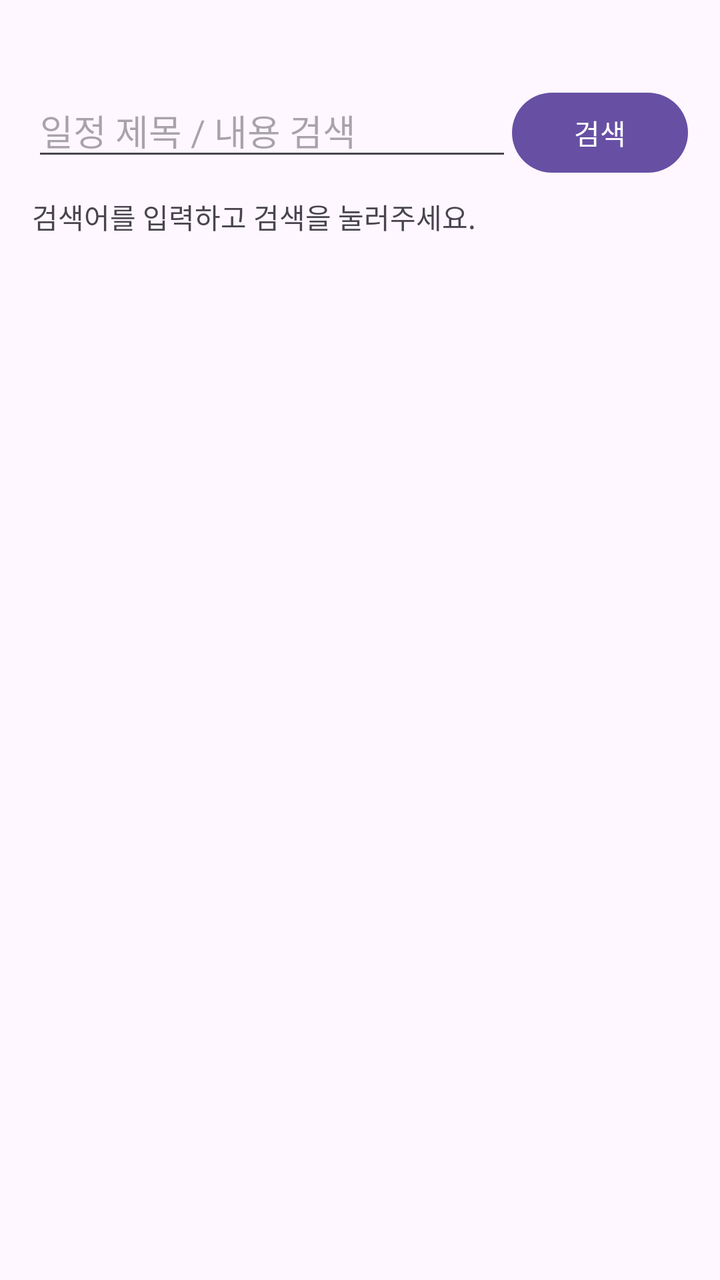
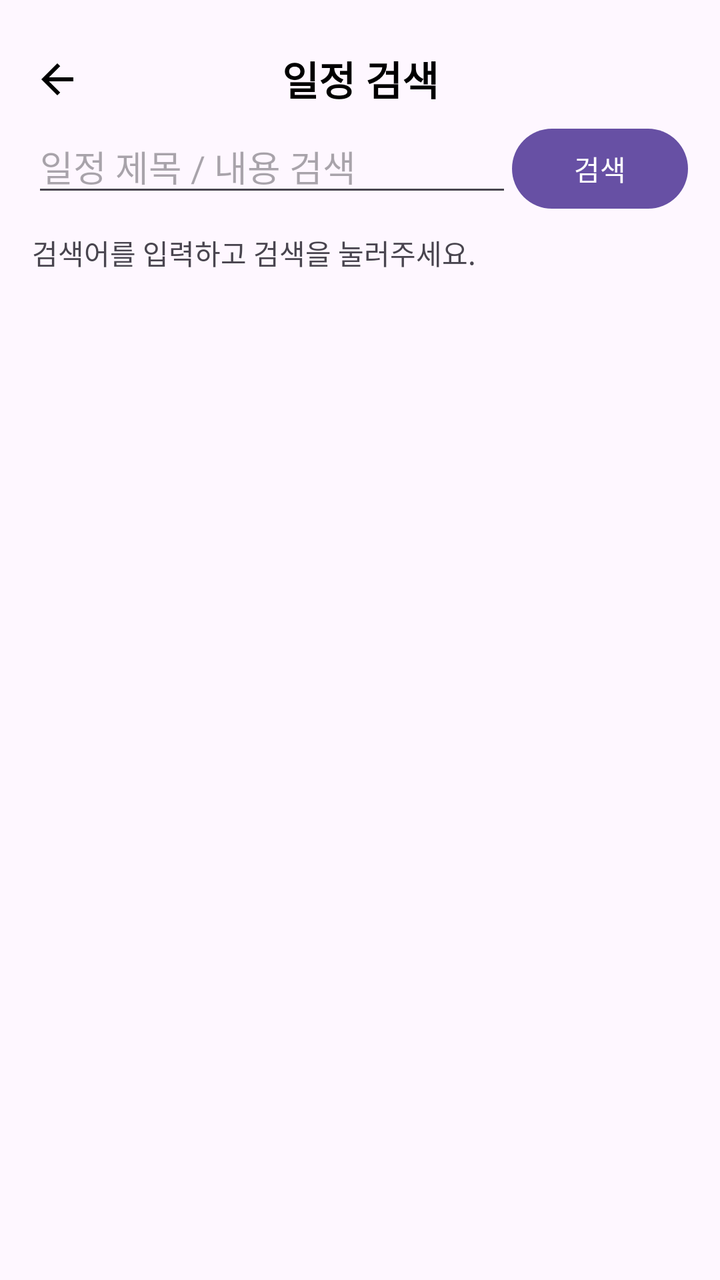

The first picture is an Android layout as it rendered before a commit; the second is the same layout after the commit. The layout source and the unified diff follow.
<!-- AndroidManifest.xml: application theme Theme.MyApplication -->
<!-- res/layout/search_activity.xml -->
<?xml version="1.0" encoding="utf-8"?>
<LinearLayout
    xmlns:android="http://schemas.android.com/apk/res/android"
    android:orientation="vertical"
    android:padding="16dp"
    android:layout_width="match_parent"
    android:layout_height="match_parent">

    <LinearLayout
        android:layout_marginTop="26dp"
        android:layout_width="match_parent"
        android:layout_height="wrap_content"
        android:orientation="horizontal">

        <EditText
            android:id="@+id/etKeyword"
            android:layout_width="0dp"
            android:layout_height="wrap_content"
            android:layout_weight="1"
            android:hint="일정 제목 / 내용 검색"
            android:imeOptions="actionSearch"
            android:singleLine="true" />

        <Button
            android:id="@+id/btnSearch"
            android:layout_width="wrap_content"
            android:layout_height="wrap_content"
            android:text="검색" />
    </LinearLayout>

    <TextView
        android:id="@+id/tvStatus"
        android:layout_width="match_parent"
        android:layout_height="wrap_content"
        android:text="검색어를 입력하고 검색을 눌러주세요."
        android:paddingTop="8dp"
        android:paddingBottom="8dp" />

    <androidx.recyclerview.widget.RecyclerView
        android:id="@+id/rvSearchResult"
        android:layout_width="match_parent"
        android:layout_height="0dp"
        android:layout_weight="1" />

</LinearLayout>
<!-- resources referenced by this layout -->
<resources>
  <style name="Theme.MyApplication" parent="Theme.Material3.DayNight.NoActionBar">
          
      </style>
</resources>

<!-- the commit's change to res/layout/search_activity.xml (unified diff, before → after) -->
@@ -1,13 +1,55 @@
 <?xml version="1.0" encoding="utf-8"?>
 <LinearLayout
     xmlns:android="http://schemas.android.com/apk/res/android"
+    xmlns:app="http://schemas.android.com/apk/res-auto"
     android:orientation="vertical"
-    android:padding="16dp"
+    android:paddingLeft="16dp"
+    android:paddingRight="16dp"
+    android:paddingBottom="16dp"
+
     android:layout_width="match_parent"
     android:layout_height="match_parent">
 
+    <androidx.constraintlayout.widget.ConstraintLayout
+        android:layout_width="match_parent"
+        android:layout_height="60dp"
+        app:layout_constraintTop_toTopOf="parent"
+        app:layout_constraintStart_toStartOf="parent"
+        app:layout_constraintEnd_toEndOf="parent">
+
+        
+        <ImageButton
+            android:id="@+id/btnBack"
+            android:layout_width="45dp"
+            android:layout_height="45dp"
+            android:background="?attr/selectableItemBackgroundBorderless"
+            android:src="@drawable/ic_back"
+            android:contentDescription="뒤로가기"
+            android:paddingTop="10dp"
+            android:paddingRight="20dp"
+            app:tint="@android:color/black"
+            app:layout_constraintStart_toStartOf="parent"
+            app:layout_constraintTop_toTopOf="parent"
+            app:layout_constraintBottom_toBottomOf="parent"
+            app:layout_constraintVertical_bias="0.8"/>
+
+        
+        <TextView
+            android:id="@+id/settingTitleText"
+            android:layout_width="wrap_content"
+            android:layout_height="wrap_content"
+            android:text="일정 검색"
+            android:textSize="20sp"
+            android:textStyle="bold"
+            android:textColor="#000000"
+            app:layout_constraintBottom_toBottomOf="parent"
+            app:layout_constraintTop_toTopOf="parent"
+            app:layout_constraintStart_toStartOf="parent"
+            app:layout_constraintEnd_toEndOf="parent"
+            app:layout_constraintVertical_bias="0.8"
+            android:gravity="center" />
+    </androidx.constraintlayout.widget.ConstraintLayout>
     <LinearLayout
-        android:layout_marginTop="26dp"
         android:layout_width="match_parent"
         android:layout_height="wrap_content"
         android:orientation="horizontal">
<!-- resource entries referenced after the edit -->
@@ -1,5 +1,11 @@
 <!-- resources referenced by this layout -->
 <resources>
+  <!-- drawable ic_back (drawable) -->
+  <vector xmlns:android="http://schemas.android.com/apk/res/android" android:autoMirrored="true" android:height="24dp" android:tint="#000000" android:viewportHeight="960" android:viewportWidth="960" android:width="24dp">
+        
+      <path android:fillColor="@android:color/white" android:pathData="M313,520L537,744L480,800L160,480L480,160L537,216L313,440L800,440L800,520L313,520Z"/>
+      
+  </vector>
   <style name="Theme.MyApplication" parent="Theme.Material3.DayNight.NoActionBar">
           
       </style>
